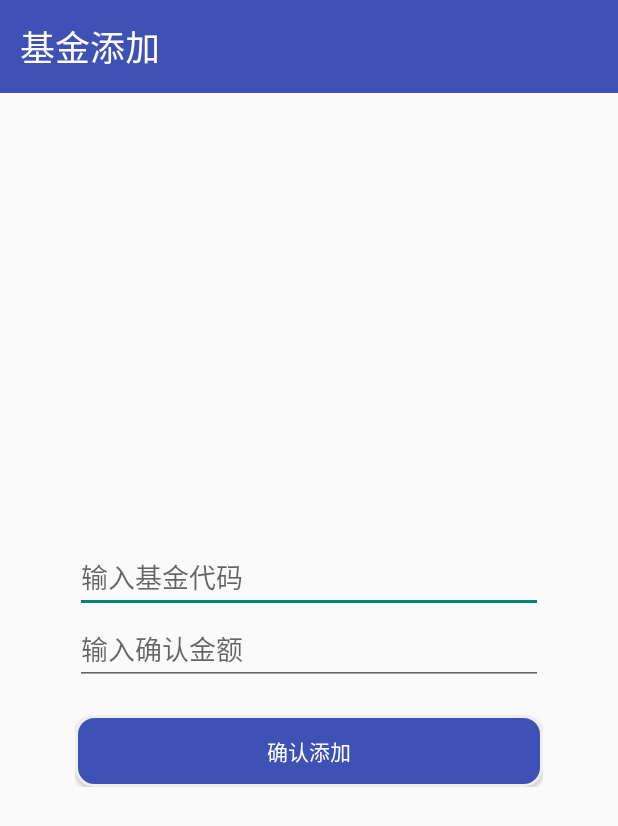
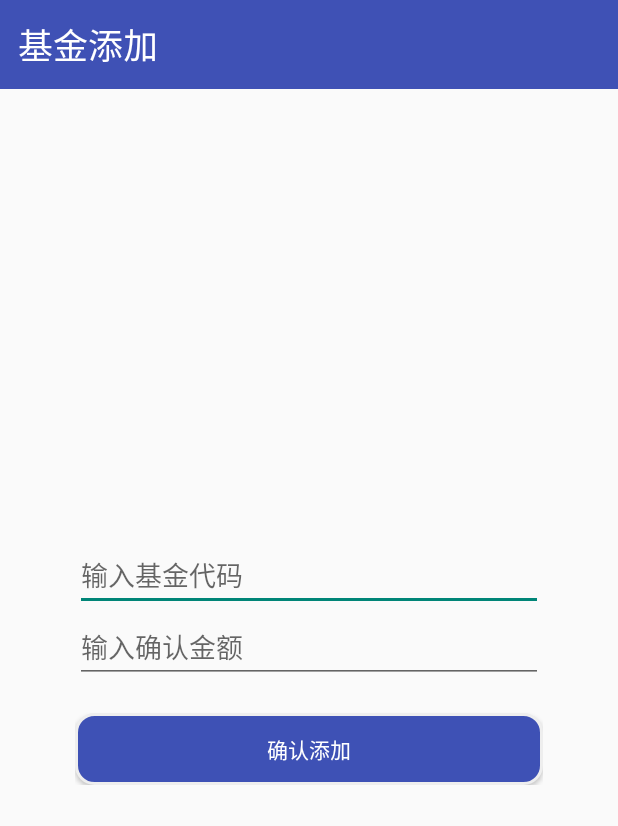
Before and after one commit to KelsonHoole/Fund, an Android app: the AddActivity screen opened directly, with no data from a screen before it, on a phone screen of 412 x 824 dp. Shown: the top 826 px of the screen. Run offline under Robolectric (Android 15) with nearby library versions, the phone set to English and light mode, and no system bars.

Commit message:
修改APP兼容性

```diff
--- a/app/src/main/java/cn/hukecn/fund/FundBean.java
+++ b/app/src/main/java/cn/hukecn/fund/FundBean.java
@@ -9,7 +9,4 @@ public class FundBean {
     public String pecent_value;     //基金涨幅
     public String fundpz;           //基金净值
     public String gztime;           //估算时间
-
-    public int x;
-
 }
--- a/app/src/main/res/layout/activity_add.xml
+++ b/app/src/main/res/layout/activity_add.xml
@@ -8,7 +8,7 @@
         android:layout_width="match_parent"
         android:orientation="horizontal"
         android:background="#3f51b5"
-        android:padding="13dp"
+        android:padding="12dp"
         android:layout_height="wrap_content">
 
         <TextView
```
